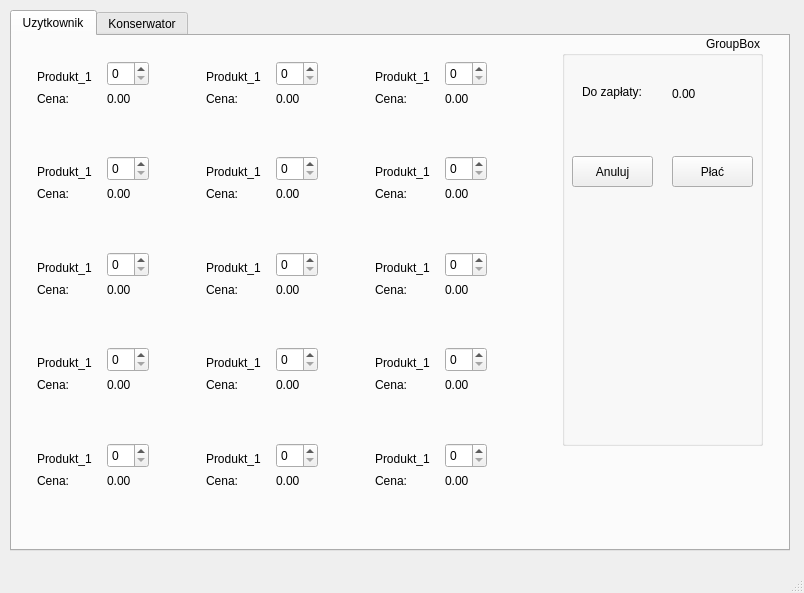
The window that mainwindow.ui (Bajtii/Automat-do-napojow) describes before a commit, drawn with Qt 5.
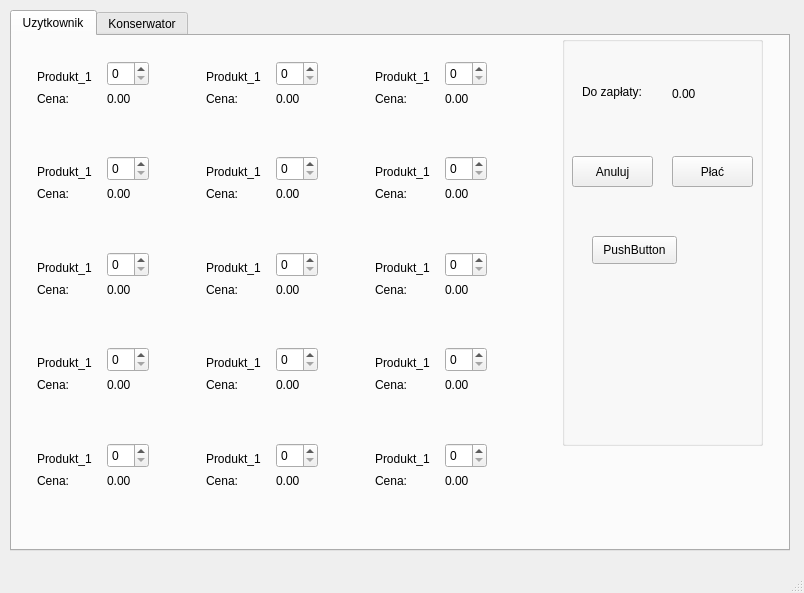
The same window after the commit.

Patch:
```diff
--- a/mainwindow.ui
+++ b/mainwindow.ui
@@ -88,7 +88,7 @@
        <enum>Qt::RightToLeft</enum>
       </property>
       <property name="title">
-       <string>GroupBox</string>
+       <string/>
       </property>
       <widget class="QLabel" name="label">
        <property name="geometry">
@@ -142,6 +142,22 @@
         <string>0.00</string>
        </property>
       </widget>
+      <widget class="QPushButton" name="pushButton_3">
+       <property name="enabled">
+        <bool>true</bool>
+       </property>
+       <property name="geometry">
+        <rect>
+         <x>30</x>
+         <y>200</y>
+         <width>85</width>
+         <height>28</height>
+        </rect>
+       </property>
+       <property name="text">
+        <string>PushButton</string>
+       </property>
+      </widget>
      </widget>
      <widget class="QWidget" name="gridLayoutWidget">
       <property name="geometry">
@@ -176,7 +192,7 @@
            <height>35</height>
           </size>
          </property>
-         <widget class="QLabel" name="Nazwa_18">
+         <widget class="QLabel" name="Nazwa_5">
           <property name="geometry">
            <rect>
             <x>0</x>
@@ -199,7 +215,7 @@
            </rect>
           </property>
          </widget>
-         <widget class="QLabel" name="Cena_19">
+         <widget class="QLabel" name="label_16">
           <property name="geometry">
            <rect>
             <x>0</x>
@@ -212,7 +228,7 @@
            <string>Cena: </string>
           </property>
          </widget>
-         <widget class="QLabel" name="label_38">
+         <widget class="QLabel" name="Cena_5">
           <property name="geometry">
            <rect>
             <x>70</x>
@@ -294,7 +310,7 @@
            <height>35</height>
           </size>
          </property>
-         <widget class="QLabel" name="Nazwa_5">
+         <widget class="QLabel" name="Nazwa_3">
           <property name="geometry">
            <rect>
             <x>0</x>
@@ -317,7 +333,7 @@
            </rect>
           </property>
          </widget>
-         <widget class="QLabel" name="Cena_6">
+         <widget class="QLabel" name="label_14">
           <property name="geometry">
            <rect>
             <x>0</x>
@@ -330,7 +346,7 @@
            <string>Cena: </string>
           </property>
          </widget>
-         <widget class="QLabel" name="label_16">
+         <widget class="QLabel" name="Cena_3">
           <property name="geometry">
            <rect>
             <x>70</x>
@@ -435,22 +451,22 @@
            </rect>
           </property>
          </widget>
+         <widget class="QLabel" name="label_18">
+          <property name="geometry">
+           <rect>
+            <x>0</x>
+            <y>30</y>
+            <width>41</width>
+            <height>16</height>
+           </rect>
+          </property>
+          <property name="text">
+           <string>Cena: </string>
+          </property>
+         </widget>
          <widget class="QLabel" name="Cena_9">
           <property name="geometry">
            <rect>
-            <x>0</x>
-            <y>30</y>
-            <width>41</width>
-            <height>16</height>
-           </rect>
-          </property>
-          <property name="text">
-           <string>Cena: </string>
-          </property>
-         </widget>
-         <widget class="QLabel" name="label_19">
-          <property name="geometry">
-           <rect>
             <x>70</x>
             <y>30</y>
             <width>49</width>
@@ -566,7 +582,7 @@
            <string>Cena: </string>
           </property>
          </widget>
-         <widget class="QLabel" name="label_18">
+         <widget class="QLabel" name="Cena_7">
           <property name="geometry">
            <rect>
             <x>70</x>
@@ -671,7 +687,7 @@
            </rect>
           </property>
          </widget>
-         <widget class="QLabel" name="Cena_10">
+         <widget class="QLabel" name="label_19">
           <property name="geometry">
            <rect>
             <x>0</x>
@@ -766,7 +782,7 @@
            <height>35</height>
           </size>
          </property>
-         <widget class="QLabel" name="Nazwa_16">
+         <widget class="QLabel" name="Nazwa_4">
           <property name="geometry">
            <rect>
             <x>0</x>
@@ -789,7 +805,7 @@
            </rect>
           </property>
          </widget>
-         <widget class="QLabel" name="Cena_17">
+         <widget class="QLabel" name="label_15">
           <property name="geometry">
            <rect>
             <x>0</x>
@@ -802,7 +818,7 @@
            <string>Cena: </string>
           </property>
          </widget>
-         <widget class="QLabel" name="label_36">
+         <widget class="QLabel" name="Cena_4">
           <property name="geometry">
            <rect>
             <x>70</x>
@@ -825,7 +841,7 @@
            <height>35</height>
           </size>
          </property>
-         <widget class="QLabel" name="Nazwa_4">
+         <widget class="QLabel" name="Nazwa_2">
           <property name="geometry">
            <rect>
             <x>0</x>
@@ -848,7 +864,7 @@
            </rect>
           </property>
          </widget>
-         <widget class="QLabel" name="Cena_5">
+         <widget class="QLabel" name="label_13">
           <property name="geometry">
            <rect>
             <x>0</x>
@@ -861,7 +877,7 @@
            <string>Cena: </string>
           </property>
          </widget>
-         <widget class="QLabel" name="label_15">
+         <widget class="QLabel" name="Cena_2">
           <property name="geometry">
            <rect>
             <x>70</x>
@@ -920,7 +936,7 @@
            <string>Cena: </string>
           </property>
          </widget>
-         <widget class="QLabel" name="label_37">
+         <widget class="QLabel" name="Cena_6">
           <property name="geometry">
            <rect>
             <x>70</x>
@@ -943,7 +959,7 @@
            <height>35</height>
           </size>
          </property>
-         <widget class="QLabel" name="Nazwa_3">
+         <widget class="QLabel" name="Nazwa_1">
           <property name="geometry">
            <rect>
             <x>0</x>
@@ -966,7 +982,7 @@
            </rect>
           </property>
          </widget>
-         <widget class="QLabel" name="Cena_4">
+         <widget class="QLabel" name="label_12">
           <property name="geometry">
            <rect>
             <x>0</x>
@@ -979,7 +995,7 @@
            <string>Cena: </string>
           </property>
          </widget>
-         <widget class="QLabel" name="label_14">
+         <widget class="QLabel" name="Cena_1">
           <property name="geometry">
            <rect>
             <x>70</x>
```
Left out of the diff: 56 changed lines with no effect on the pictures.
